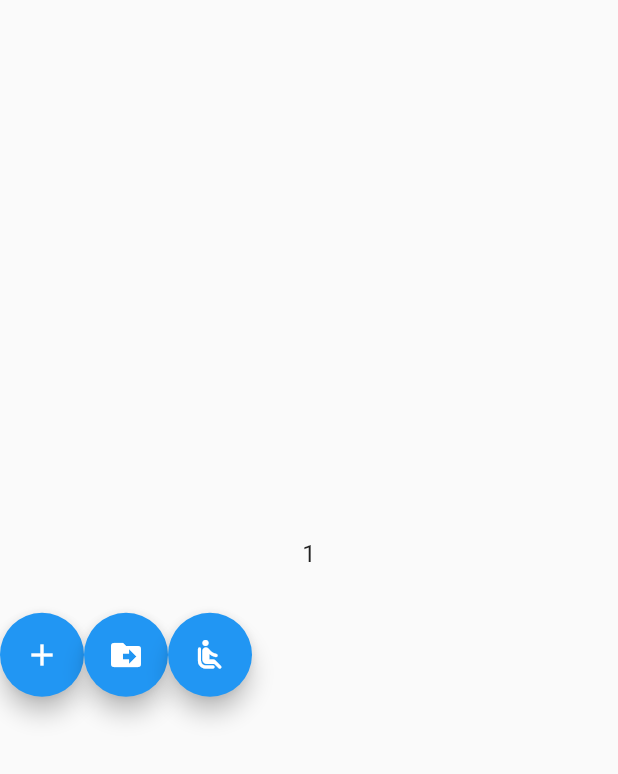
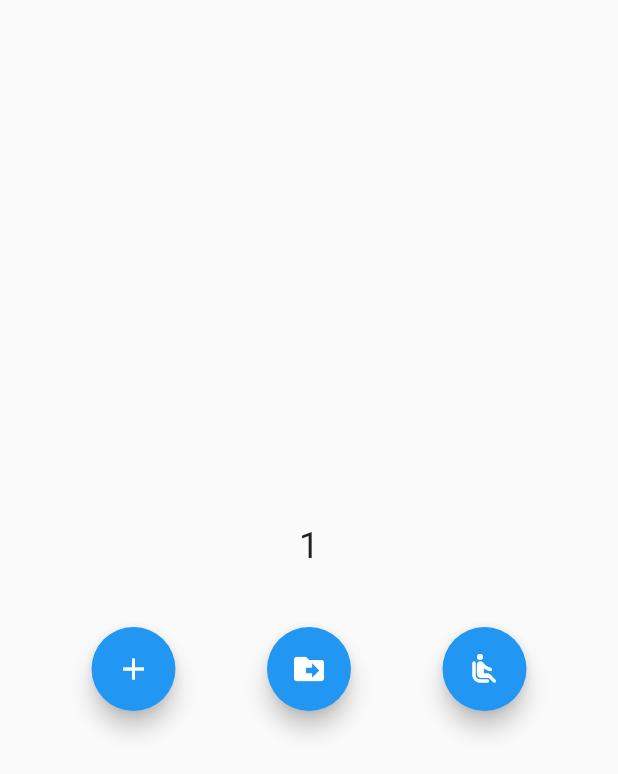
Before and after one commit to hanishk/bloc_counter, a Flutter app: the screen it shows after launch, after a tap on the "add" icon, on a phone screen of 412 x 824 dp. Shown: the top 774 px of the screen. Run offline on Flutter 3.47's test engine with Material 2 defaults, Android fonts, the phone set to English and light mode, and no system bars; our stand-ins replace bloc.

Commit message:
bloc_provider

```diff
--- a/bloc_counter/lib/counter_bloc.dart
+++ b/bloc_counter/lib/counter_bloc.dart
@@ -6,25 +6,27 @@ enum CounterAction { Increment, Decrement, Reload }
 class CounterBloc {
   int counter;
   // first StreamController or pipe for counter
+  // ignore: close_sinks
   final _streamController = StreamController<int>();
 
 //input the data through sink
-  StreamSink<int> get counterSink => _streamController.sink;
+  StreamSink<int> get _counterSink => _streamController.sink;
 
   //show output through stream
   Stream<int> get counterStream => _streamController.stream;
 
 //create another streamcontroller for event whenever button clicks
 
+  // ignore: close_sinks
   final _eventStreamController = StreamController<CounterAction>();
   StreamSink<CounterAction> get eventSink => _eventStreamController.sink;
-  Stream<CounterAction> get eventStream => _eventStreamController.stream;
+  Stream<CounterAction> get _eventStream => _eventStreamController.stream;
 
   //constructor which is always listening event action
 
   CounterBloc() {
     counter = 0;
-    eventStream.listen((event) {
+    _eventStream.listen((event) {
       if (event == CounterAction.Increment) {
         counter++;
       } else if (event == CounterAction.Decrement) {
@@ -33,7 +35,12 @@ class CounterBloc {
         counter = 0;
       }
       // counter is the input to countersink
-      counterSink.add(counter);
+      _counterSink.add(counter);
     });
   }
+
+  void dispose() {
+    _streamController.close();
+    _eventStreamController.close();
+  }
 }
--- a/bloc_counter/lib/main.dart
+++ b/bloc_counter/lib/main.dart
@@ -30,12 +30,18 @@ class _HomePageState extends State<HomePage> {
           StreamBuilder(
               initialData: 0,
               stream: counterBloc.counterStream,
-              builder: (context, snapshot) => Text(
+              builder: (context, snapshot) {
+                if (snapshot.hasData) {
+                  return Text(
                     '${snapshot.data}',
-                    style: TextStyle(fontSize: 16),
-                  )),
-          SizedBox(height: 30),
+                    style: TextStyle(fontSize: 24),
+                  );
+                }
+
+              }),
+          SizedBox(height: 40),
           Row(
+            mainAxisAlignment: MainAxisAlignment.spaceEvenly,
             children: [
               FloatingActionButton(
                 onPressed: () {
--- /dev/null
+++ b/blocprovider_counter/blocprovider_counter/lib/cubit/counter_state.dart
@@ -0,0 +1,6 @@
+part of 'counter_cubit.dart';
+
+@immutable
+abstract class CounterState {}
+
+class CounterInitial extends CounterState {}
```
Also changed, not shown: blocprovider_counter/blocprovider_counter/lib/cubit/counter_cubit.dart (added, +8 -0 lines), blocprovider_counter/blocprovider_counter/lib/main.dart (added, +117 -0 lines), blocprovider_counter/blocprovider_counter/pubspec.yaml (added, +77 -0 lines), bloc_counter/lib/news_bloc.dart (added), blocprovider_counter/blocprovider_counter/pubspec.lock (added), 59 other files.
